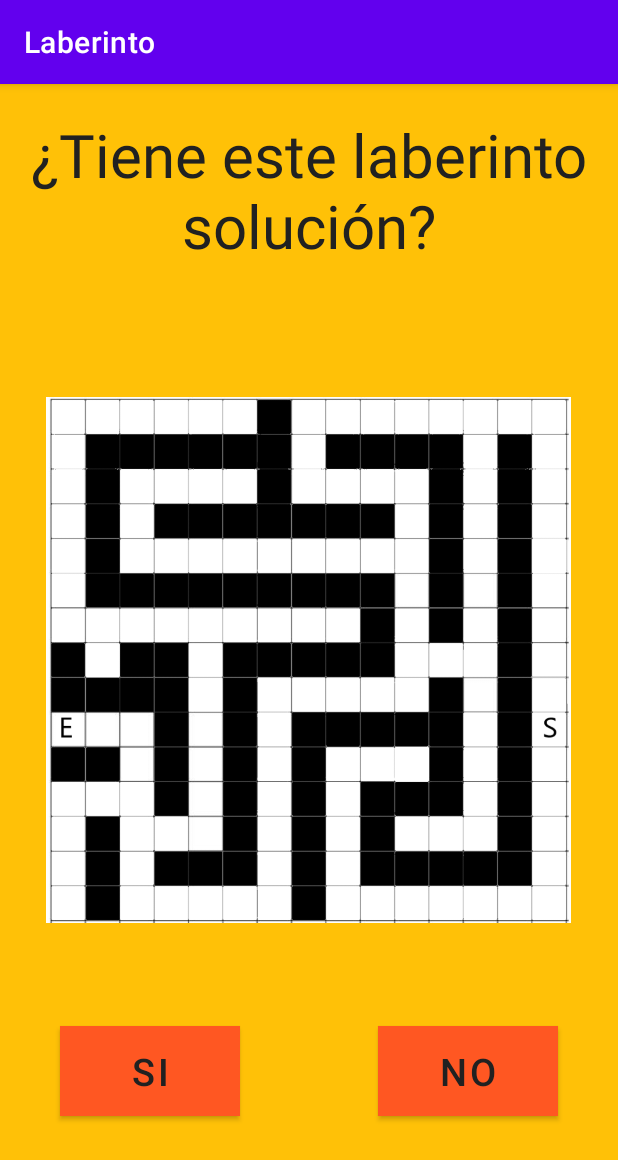
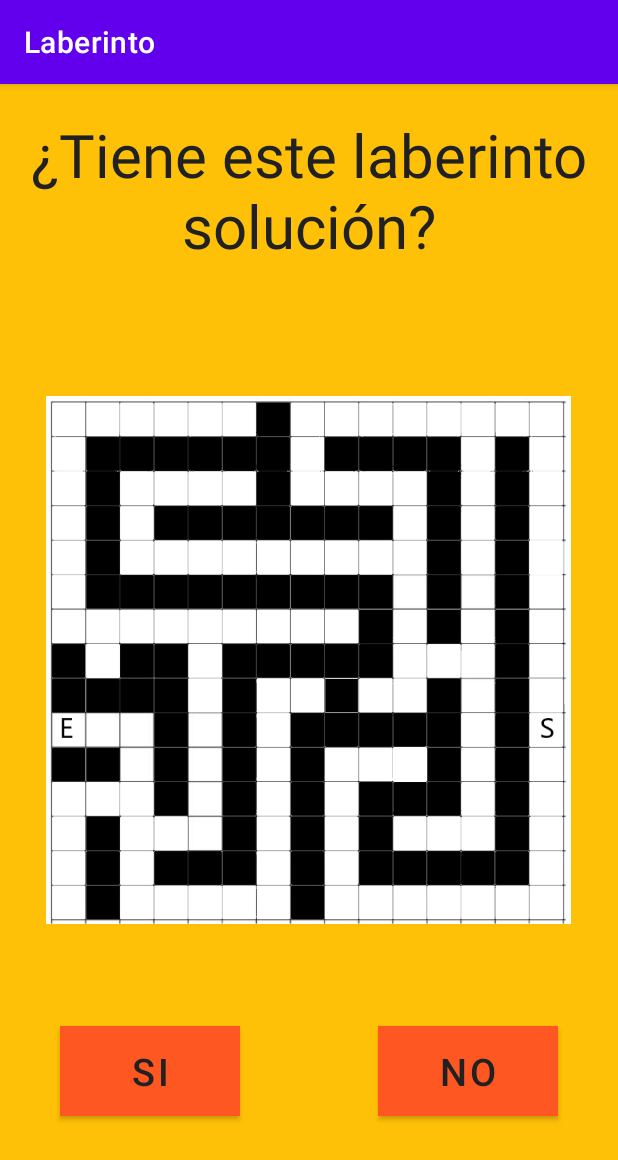
Before and after one commit to Nachin7u7/ProyectoAlgoritmica2, an Android app: the LaberintoActivity screen opened directly, with no data from a screen before it, on a phone screen of 412 x 824 dp. Shown: the top 1160 px of the screen. Run offline under Robolectric (Android 15) with nearby library versions, the phone set to English and light mode, and no system bars.

Commit message:
Laberinto random

```diff
--- a/app/src/main/java/com/example/juegoalgoritmica/LaberintoActivity.java
+++ b/app/src/main/java/com/example/juegoalgoritmica/LaberintoActivity.java
@@ -5,6 +5,7 @@ import android.os.Bundle;
 import android.util.Log;
 import android.view.View;
 import android.widget.Button;
+import android.widget.ImageView;
 import android.widget.Toast;
 
 import androidx.appcompat.app.AppCompatActivity;
@@ -24,12 +25,16 @@ public class LaberintoActivity extends AppCompatActivity {
         Log.e(LOG, "onCreate");
         initViews();
         addEvents();
+
     }
     private void initViews(){
+        ImageView imagen = findViewById(R.id.laberintoImagen);
         siSePuede = findViewById(R.id.laberintoSi1);
         noSePuede = findViewById(R.id.laberintoNo1);
         iniciarLaberinto();
         sePuedeResolver=resolverLaberinto(0,9);
+        if(sePuedeResolver) imagen.setImageResource(R.drawable.laberinto1);
+        else    imagen.setImageResource(R.drawable.laberinto2);
     }
     private void addEvents(){
         siSePuede.setOnClickListener(new View.OnClickListener() {
@@ -54,6 +59,8 @@ public class LaberintoActivity extends AppCompatActivity {
         });
     }
     private void iniciarLaberinto(){
+        int aux = (int)(Math.random()*(2));
+        boolean auxiliar = aux  == 1;
         boolean[] fila1= {true,true,true,true,true,true,false,true,true,true,true,true,true,true,true};
         boolean[] fila2= {true,false,false,false,false,false,false,true,false,false,false,false,true,false,true};
         boolean[] fila3= {true,false,true,true,true,true,false,true,true,true,true,false,true,false,true};
@@ -62,7 +69,7 @@ public class LaberintoActivity extends AppCompatActivity {
         boolean[] fila6= {true,false,false,false,false,false,false,false,false,false,true,false,true,false,true};
         boolean[] fila7= {true,true,true,true,true,true,true,true,true,false,true,false,true,false,true};
         boolean[] fila8= {false,true,false,false,true,false,false,false,false,false,true,true,true,false,true};
-        boolean[] fila9= {false,false,false,false,true,false,true,true,true,true,true,true,true,false,true};
+        boolean[] fila9= {false,false,false,false,true,false,true,true,  auxiliar ,true,true,true,true,false,true}; //aqui jaja
         boolean[] fila10= {true,true,true,false,true,false,true,false,false,false,false,false,true,false,true};
         boolean[] fila11= {false,false,true,false,true,false,true,false,true,true,true,false,true,false,true};
         boolean[] fila12= {true,true,true,false,true,false,true,false,true,false,false,false,true,false,true};
--- a/app/src/main/res/layout/activity_laberinto.xml
+++ b/app/src/main/res/layout/activity_laberinto.xml
@@ -14,6 +14,9 @@
         android:textSize="40sp"
         android:gravity="center"/>
     <ImageView
+
+
+        android:id="@+id/laberintoImagen"
         android:layout_width="350dp"
         android:layout_height="wrap_content"
         android:layout_centerHorizontal="true"
```
Also changed, not shown: app/src/main/res/drawable/laberinto2.png (added).
